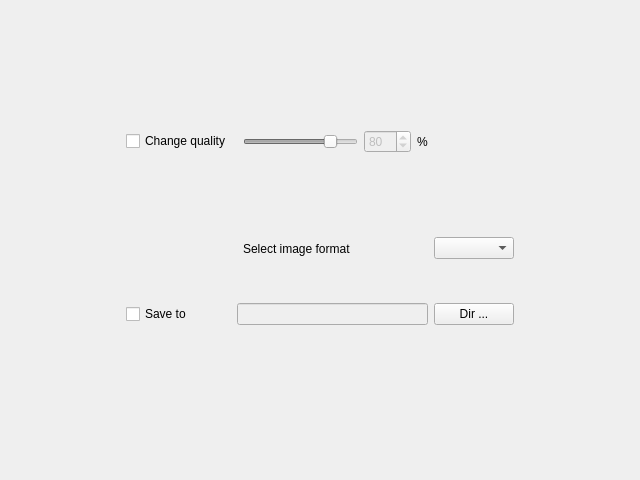
FalseCAM/EasyImageSizer3, file easyimagesizer3_gui/form.ui: the form before one commit.
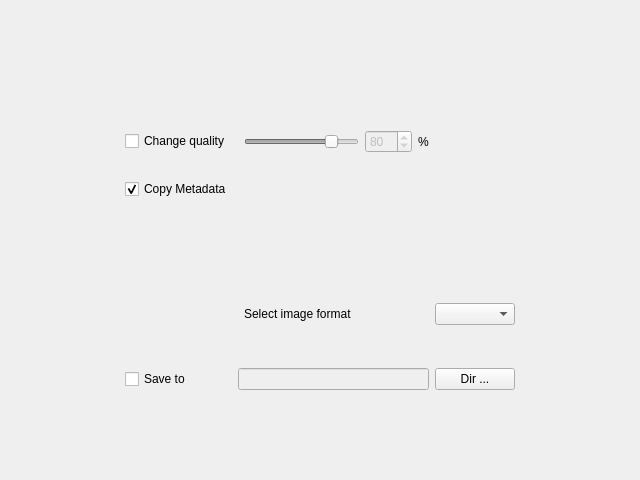
The form after the commit.

Commit message: Version 3.0.3 Catches exception when image format does not support metadata. New CopyMetaData checkbox added.

The edit to the form file:
```diff
--- a/easyimagesizer3_gui/form.ui
+++ b/easyimagesizer3_gui/form.ui
@@ -40,35 +40,35 @@
      </property>
     </spacer>
    </item>
-   <item row="5" column="3">
+   <item row="6" column="3">
     <widget class="QCheckBox" name="saveToCheckBox">
      <property name="text">
       <string>Save to</string>
      </property>
     </widget>
    </item>
-   <item row="5" column="4" colspan="4">
+   <item row="6" column="4" colspan="4">
     <widget class="QLineEdit" name="saveToLineEdit">
      <property name="enabled">
       <bool>false</bool>
      </property>
     </widget>
    </item>
-   <item row="5" column="8">
+   <item row="6" column="8">
     <widget class="QPushButton" name="pushButton">
      <property name="text">
       <string>Dir ...</string>
      </property>
     </widget>
    </item>
-   <item row="4" column="5">
+   <item row="5" column="5">
     <widget class="QLabel" name="label">
      <property name="text">
       <string>Select image format</string>
      </property>
     </widget>
    </item>
-   <item row="4" column="8">
+   <item row="5" column="8">
     <widget class="QComboBox" name="saveFormatsComboBox"/>
    </item>
    <item row="2" column="7">
@@ -136,7 +136,7 @@
      </property>
     </spacer>
    </item>
-   <item row="4" column="0">
+   <item row="5" column="0">
     <spacer name="verticalSpacer_4">
      <property name="orientation">
       <enum>Qt::Vertical</enum>
@@ -150,19 +150,6 @@
     </spacer>
    </item>
    <item row="6" column="0">
-    <spacer name="verticalSpacer_2">
-     <property name="orientation">
-      <enum>Qt::Vertical</enum>
-     </property>
-     <property name="sizeHint" stdset="0">
-      <size>
-       <width>20</width>
-       <height>125</height>
-      </size>
-     </property>
-    </spacer>
-   </item>
-   <item row="5" column="0">
     <spacer name="verticalSpacer_5">
      <property name="orientation">
       <enum>Qt::Vertical</enum>
@@ -188,7 +175,7 @@
      </property>
     </spacer>
    </item>
-   <item row="3" column="0">
+   <item row="4" column="0">
     <spacer name="verticalSpacer">
      <property name="orientation">
       <enum>Qt::Vertical</enum>
@@ -201,6 +188,42 @@
      </property>
     </spacer>
    </item>
+   <item row="3" column="0">
+    <spacer name="verticalSpacer_7">
+     <property name="orientation">
+      <enum>Qt::Vertical</enum>
+     </property>
+     <property name="sizeHint" stdset="0">
+      <size>
+       <width>20</width>
+       <height>40</height>
+      </size>
+     </property>
+    </spacer>
+   </item>
+   <item row="3" column="3">
+    <widget class="QCheckBox" name="copyMetadataCheckBox">
+     <property name="text">
+      <string>Copy Metadata</string>
+     </property>
+     <property name="checked">
+      <bool>true</bool>
+     </property>
+    </widget>
+   </item>
+   <item row="7" column="0">
+    <spacer name="verticalSpacer_2">
+     <property name="orientation">
+      <enum>Qt::Vertical</enum>
+     </property>
+     <property name="sizeHint" stdset="0">
+      <size>
+       <width>20</width>
+       <height>40</height>
+      </size>
+     </property>
+    </spacer>
+   </item>
   </layout>
  </widget>
  <resources/>
```
The commit also changes 8 other files.
